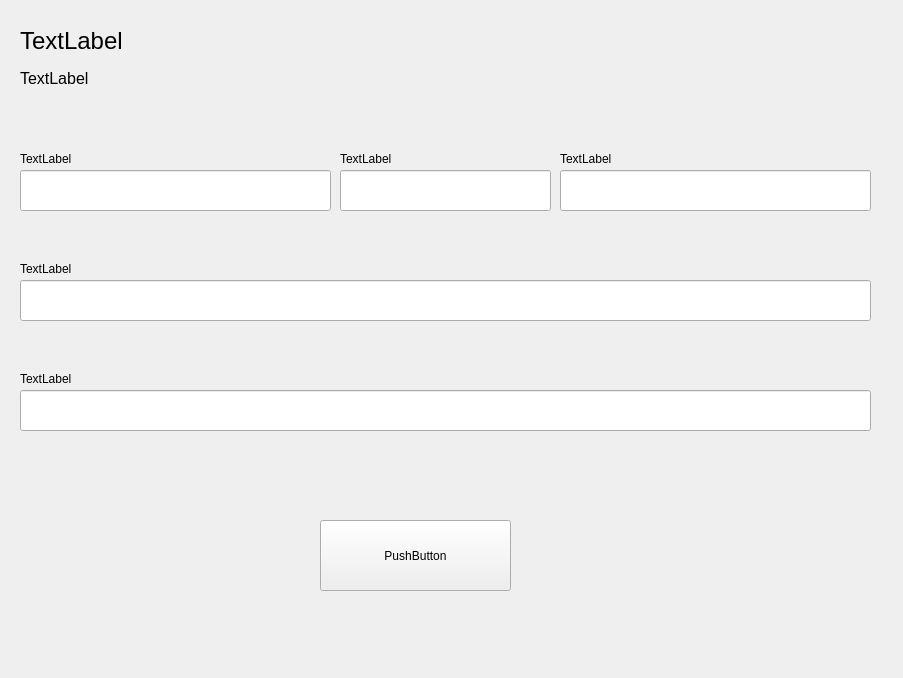
colingelling/PyQt6-test, file src/gui/ui/register/register_view.ui: the form before one commit.
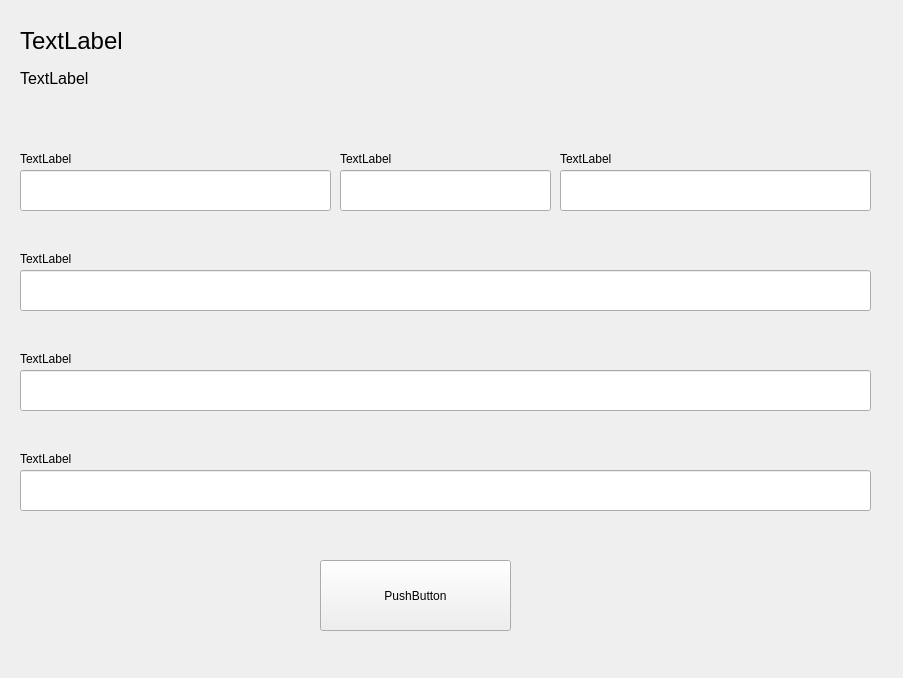
The form after the commit.

Commit message: Added form ui elements and binded those to content such as textual customisations

Patch:
```diff
--- a/src/gui/ui/register/register_view.ui
+++ b/src/gui/ui/register/register_view.ui
@@ -77,7 +77,7 @@
     <property name="geometry">
      <rect>
       <x>20</x>
-      <y>260</y>
+      <y>250</y>
       <width>67</width>
       <height>17</height>
      </rect>
@@ -90,7 +90,7 @@
     <property name="geometry">
      <rect>
       <x>20</x>
-      <y>280</y>
+      <y>270</y>
       <width>851</width>
       <height>41</height>
      </rect>
@@ -142,21 +142,21 @@
      <string>TextLabel</string>
     </property>
    </widget>
-   <widget class="QLineEdit" name="RegisterFormPasswordLineEdit">
-    <property name="geometry">
-     <rect>
-      <x>20</x>
-      <y>390</y>
-      <width>851</width>
-      <height>41</height>
-     </rect>
-    </property>
-   </widget>
-   <widget class="QLabel" name="RegisterFormPasswordLabel_2">
+   <widget class="QLineEdit" name="RegisterFormEmailLineEdit">
     <property name="geometry">
      <rect>
       <x>20</x>
       <y>370</y>
+      <width>851</width>
+      <height>41</height>
+     </rect>
+    </property>
+   </widget>
+   <widget class="QLabel" name="RegisterFormEmailLabel">
+    <property name="geometry">
+     <rect>
+      <x>20</x>
+      <y>350</y>
       <width>67</width>
       <height>17</height>
      </rect>
@@ -169,7 +169,7 @@
     <property name="geometry">
      <rect>
       <x>320</x>
-      <y>520</y>
+      <y>560</y>
       <width>191</width>
       <height>71</height>
      </rect>
@@ -178,6 +178,29 @@
      <string>PushButton</string>
     </property>
    </widget>
+   <widget class="QLineEdit" name="RegisterFormPasswordLineEdit">
+    <property name="geometry">
+     <rect>
+      <x>20</x>
+      <y>470</y>
+      <width>851</width>
+      <height>41</height>
+     </rect>
+    </property>
+   </widget>
+   <widget class="QLabel" name="RegisterFormPasswordLabel">
+    <property name="geometry">
+     <rect>
+      <x>20</x>
+      <y>450</y>
+      <width>67</width>
+      <height>17</height>
+     </rect>
+    </property>
+    <property name="text">
+     <string>TextLabel</string>
+    </property>
+   </widget>
   </widget>
   <widget class="QMenuBar" name="menuBar">
    <property name="geometry">
```
The commit also changes 5 other files.
